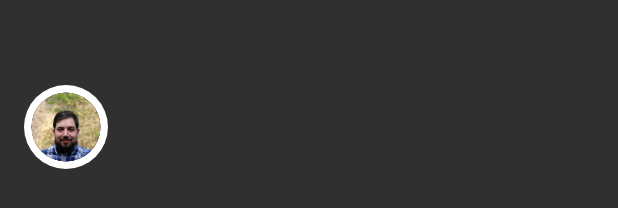
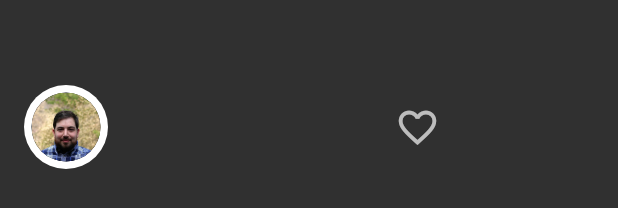
Before and after one commit to vinaytiparadi/flutter_fooderlich, a Flutter app: the AuthorCard widget shown alone on an empty page, opened directly, on a phone screen of 412 x 824 dp. Shown: the part 491-699 px from the top of the screen. Run offline on Flutter 3.47's test engine with Material 2 defaults, Android fonts, the phone set to English and light mode, and no system bars; our stand-ins replace google_fonts.

Commit message:
add favourites icon with on-tap listener

```diff
--- a/lib/author_card.dart
+++ b/lib/author_card.dart
@@ -47,7 +47,16 @@ class AuthorCard extends StatelessWidget {
           ],
           ),
           // TODO 2: add IconButton
-
+          IconButton(
+            onPressed: (){
+              const snackBar = SnackBar(content: Text(
+                  'Added to favourites!'));
+              ScaffoldMessenger.of(context).showSnackBar(snackBar);
+            },
+            icon: const Icon(Icons.favorite_border),
+            iconSize: 30,
+            color: Colors.grey[400],
+          ),
     ],
     ),
     );
```
